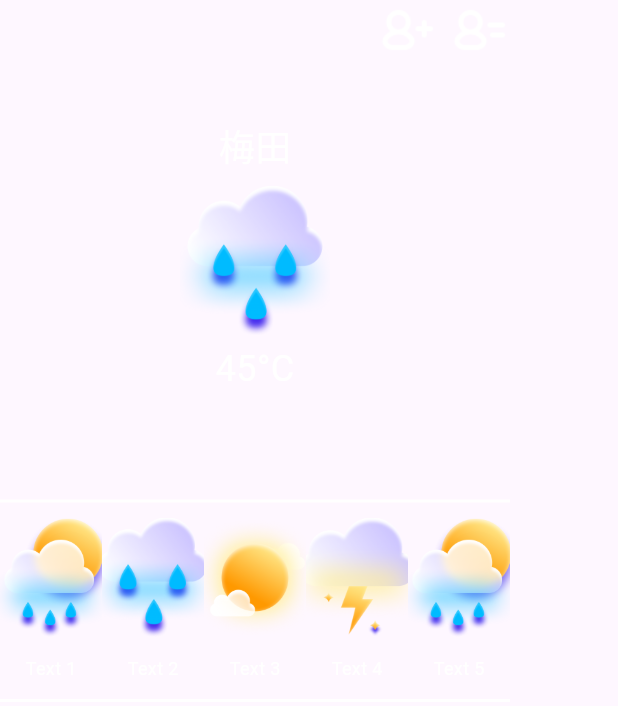
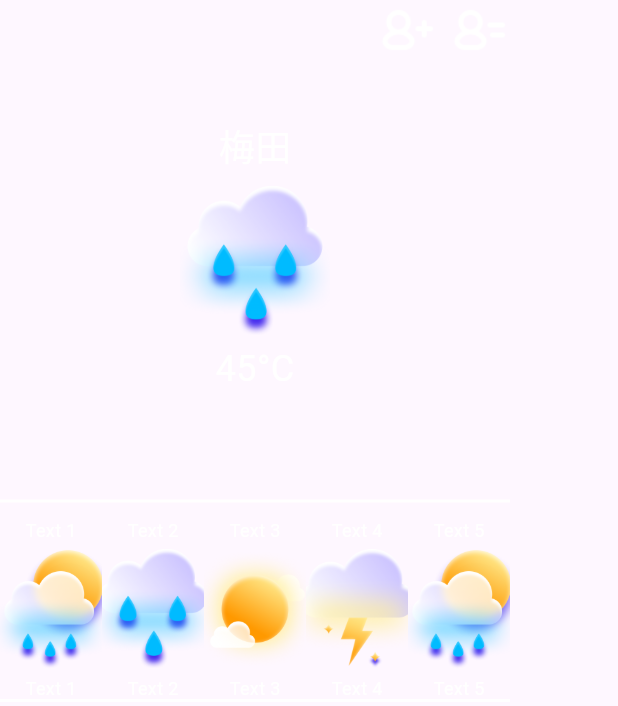
Before and after one commit to hsumonn/FOREST, a Flutter app: the DetailMenu widget shown alone on an empty page, opened directly, on a phone screen of 412 x 824 dp. Shown: the top 706 px of the screen. Run offline on Flutter 3.47's test engine with Material 3 defaults, Android fonts, the light colour scheme and no system bars; our stand-ins replace location.

Commit message:
詳細画面の作業の続き

```diff
--- a/lib/detailMenu.dart
+++ b/lib/detailMenu.dart
@@ -102,13 +102,21 @@ class DetailMenu extends StatelessWidget {
                       itemBuilder: (context, index) {
                         return Column(
                           children: [
+                            Text(
+                              'Text ${index + 1}', // Sample text before the image
+                              style: const TextStyle(
+                                fontSize: 12, // Adjust as needed
+                                color: Colors.white, // Adjust as needed
+                              ),
+                            ),
+                            const SizedBox(height: 4), // Space between the text and the image
                             Image.asset(
                               'images/${imageNames[index]}', // Image asset path
                               width: 80, // Ensuring each image has a fixed width
                               height: 80, // Ensuring each image has a fixed height
                               fit: BoxFit.cover, // Ensures the image covers the entire space allocated by its parent
                             ),
-                            const SizedBox(height: 12), // Space between the image and the text
+                            const SizedBox(height: 4), // Space between the image and the text
                             Text(
                               'Text ${index + 1}', // Sample text under the image
                               style: const TextStyle(
```
